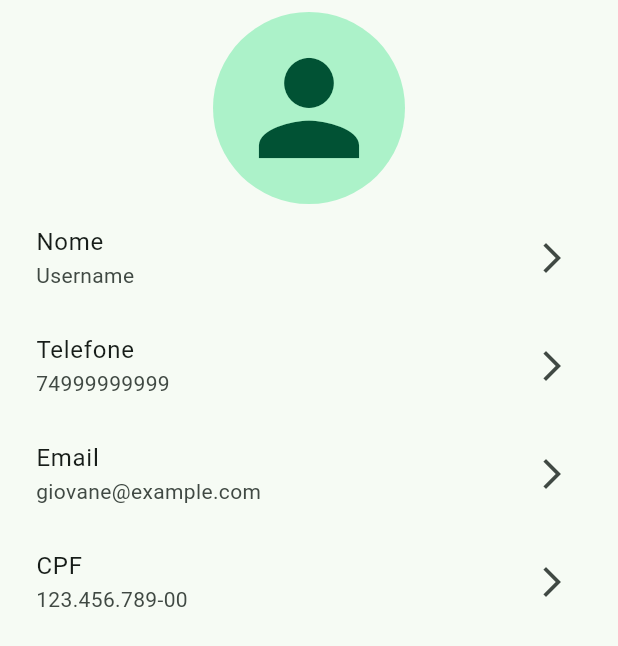
After one commit to giovaneneves7/EcoColeta__MobileApp__, a Flutter app: the UserProfilePage screen opened directly, on a phone screen of 412 x 824 dp. The commit adds this screen. Shown: the top 646 px of the screen. Run offline on Flutter 3.47's test engine with Material 2 defaults, Android fonts, the phone set to English and light mode, and no system bars; our stand-ins replace geolocator, get, google_maps_flutter.

Commit message:
Modifica nome da página para 'user profile page'

```diff
--- /dev/null
+++ b/lib/src/pages/user/user_profile_page.dart
@@ -0,0 +1,66 @@
+import 'package:flutter/material.dart';
+
+class UserProfilePage extends StatelessWidget {
+  const UserProfilePage({super.key});
+
+  @override
+  Widget build(BuildContext context) {
+    return SafeArea(
+      child: Scaffold(
+        body: Center(
+          child: Padding(
+            padding: const EdgeInsets.all(8.0),
+            child: Column(
+              mainAxisAlignment: MainAxisAlignment.center,
+              children: [
+                Row(
+                  mainAxisAlignment: MainAxisAlignment.center,
+                  mainAxisSize: MainAxisSize.min,
+                  children: [
+                    Column(
+                      children: [
+                        CircleAvatar(
+                          radius: 64.0,
+                          child: Icon(
+                            Icons.person,
+                            size: 100.0,
+                          ),
+                        ),
+                      ],
+                    ),
+                  ],
+                ),
+                Flexible(
+                  child: ListView(
+                    children: [
+                      ListTile(
+                        title: Text("Nome"),
+                        subtitle: Text("Username"),
+                        trailing: Icon(Icons.arrow_forward_ios),
+                      ),
+                      ListTile(
+                        title: Text("Telefone"),
+                        subtitle: Text("74999999999"),
+                        trailing: Icon(Icons.arrow_forward_ios),
+                      ),
+                      ListTile(
+                        title: Text("Email"),
+                        subtitle: Text("giovane@example.com"),
+                        trailing: Icon(Icons.arrow_forward_ios),
+                      ),
+                      ListTile(
+                        title: Text("CPF"),
+                        subtitle: Text("123.456.789-00"),
+                        trailing: Icon(Icons.arrow_forward_ios),
+                      ),
+                    ]
+                  ),
+                ),
+              ]
+            ),
+          ),
+        ),
+      ),
+    );
+  }
+}
```
Also changed, not shown: lib/src/pages/catador/catador_settings_page.dart (deleted, +0 -10 lines), lib/src/pages/user/user_settings_page.dart (+25 -34 lines).
